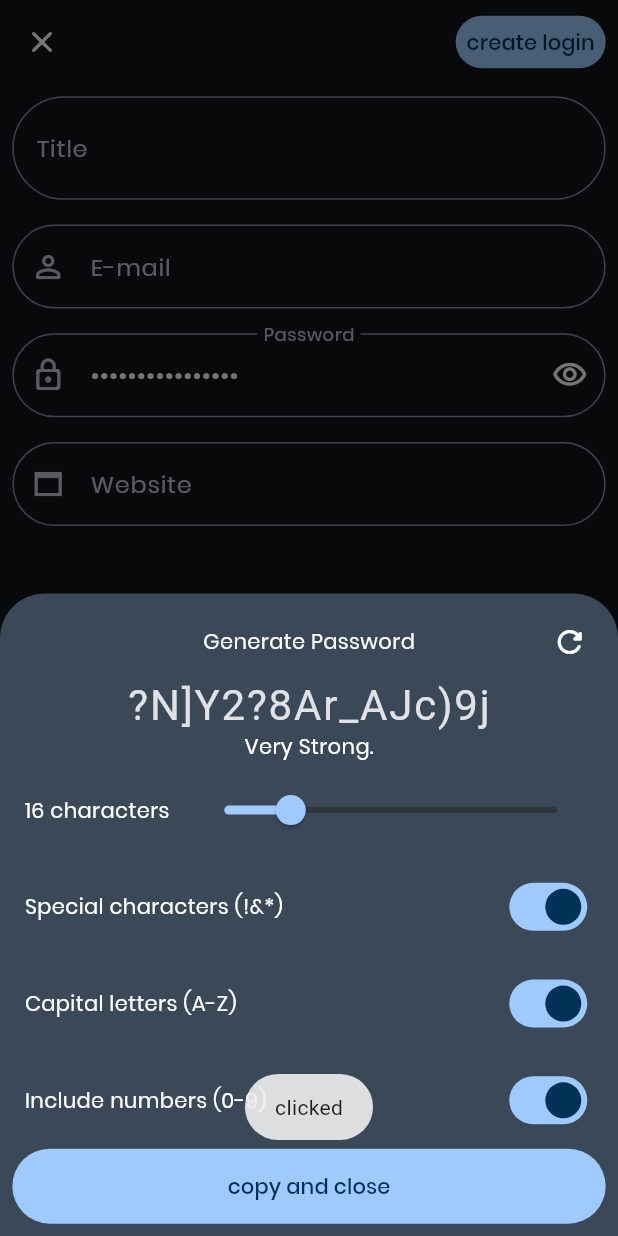
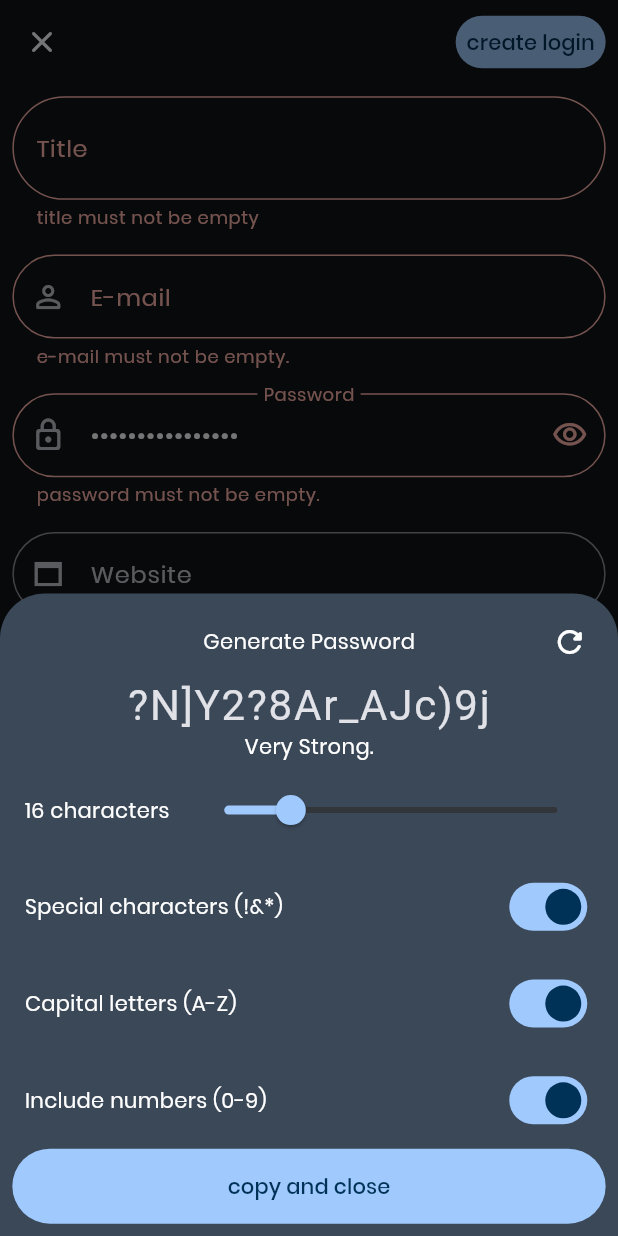
Before and after one commit to pratikPSB/password_manager, a Flutter app: the GenerateCredentialsView screen opened by its route, after a tap on "create login", after a tap on "pick registered email", on a phone screen of 412 x 824 dp. Run offline on Flutter 3.47's test engine with Material 3 defaults, Android fonts, the phone set to English and light mode, and no system bars; drawn by our look-alikes of auto_size_text; our stand-ins replace flutter_native_splash, get, objectbox, shared_preferences, validators; accounts and stored records are empty; generated files the repository leaves out were written again.

Commit message:
inserting database into credentials.

```diff
--- a/lib/app/data/db/CredentialsModel.dart
+++ b/lib/app/data/db/CredentialsModel.dart
@@ -45,6 +45,10 @@ class CredentialsModel {
   String? cvvCode;
   @JsonKey(name: "cardPin")
   String? cardPin;
+  @JsonKey(name: "createdAt")
+  DateTime? createdAt;
+  @JsonKey(name: "updatedAt")
+  DateTime? updatedAt;
 
   CredentialsModel({
     this.vaultId,
@@ -59,6 +63,8 @@ class CredentialsModel {
     this.expiryDate,
     this.cvvCode,
     this.cardPin,
+    this.createdAt,
+    this.updatedAt,
   });
 
   CredentialsModel copyWith({
@@ -74,6 +80,8 @@ class CredentialsModel {
     String? expiryDate,
     String? cvvCode,
     String? cardPin,
+    DateTime? createdAt,
+    DateTime? updatedAt,
   }) =>
       CredentialsModel(
         vaultId: vaultId ?? this.vaultId,
@@ -88,6 +96,8 @@ class CredentialsModel {
         expiryDate: expiryDate ?? this.expiryDate,
         cvvCode: cvvCode ?? this.cvvCode,
         cardPin: cardPin ?? this.cardPin,
+        createdAt: createdAt ?? this.createdAt,
+        updatedAt: updatedAt ?? this.updatedAt,
       );
 
   factory CredentialsModel.fromJson(Map<String, dynamic> json) => _$CredentialsModelFromJson(json);
--- a/lib/app/data/utils/constants.dart
+++ b/lib/app/data/utils/constants.dart
@@ -13,6 +13,7 @@ const String prefKeyTheme = "pref_theme";
 const String prefKeyLocale = "pref_locale";
 const String prefKeyUser = "pref_user";
 const String prefHapticFeedbackEnabled = "pref_haptic_feedback_enabled";
+const String prefSelectedVaultId = "pref_selected_vault_id";
 
 enableHapticFeedback({bool isEnabled = true}) {
   prefs().setBoolean(prefHapticFeedbackEnabled, isEnabled);
--- a/lib/app/modules/home/generate_credentials/generate_credentials_controller.dart
+++ b/lib/app/modules/home/generate_credentials/generate_credentials_controller.dart
@@ -1,13 +1,30 @@
+import 'dart:async';
+
 import 'package:flutter/cupertino.dart';
 import 'package:get/get.dart';
+import 'package:password_manager/app/data/db/CredentialsModel.dart';
+import 'package:password_manager/app/data/utils/constants.dart';
 import 'package:password_manager/app/modules/home/generate_password_bottom_sheet/generate_password_bottom_sheet_controller.dart';
+import 'package:password_manager/main.dart';
+
+import '../../../data/utils/extensions.dart';
 
 class GenerateCredentialsController extends GetxController {
+  final formKey = GlobalKey<FormState>();
+
   final TextEditingController titleController = TextEditingController();
   final TextEditingController emailController = TextEditingController();
   final TextEditingController pwdController = TextEditingController();
   final TextEditingController websiteController = TextEditingController();
   final TextEditingController noteController = TextEditingController();
+
+  final FocusNode titleNode = FocusNode();
+  final FocusNode emailNode = FocusNode();
+  final FocusNode passwordNode = FocusNode();
+  final FocusNode websiteNode = FocusNode();
+  final FocusNode notesNode = FocusNode();
+
+  late StreamSubscription<String> stream;
 
   final RxBool isHidePassword = true.obs;
   final RxBool isShowButtons = true.obs;
@@ -27,6 +44,11 @@ class GenerateCredentialsController extends GetxController {
   @override
   void onInit() {
     super.onInit();
+    initTextControllers();
+    addFocusNodeListeners();
+  }
+
+  initTextControllers() {
     titleController.addListener(() {
       title.value = titleController.text;
     });
@@ -47,7 +69,7 @@ class GenerateCredentialsController extends GetxController {
       note.value = noteController.text;
     });
 
-    Get.find<GeneratePasswordBottomSheetController>().password.listen((password) {
+    stream = Get.find<GeneratePasswordBottomSheetController>().password.listen((password) {
       pwdController.text = password;
     });
   }
@@ -55,10 +77,67 @@ class GenerateCredentialsController extends GetxController {
   @override
   void onClose() {
     super.onClose();
+    stream.cancel();
     titleController.dispose();
     emailController.dispose();
     pwdController.dispose();
     websiteController.dispose();
     noteController.dispose();
   }
+
+  insertCredentialsToDB() async {
+    performHapticFeedback();
+    if(formKey.currentState!.validate()) {
+      await Future.delayed(const Duration(milliseconds: 1000), () => 42);
+      int id = await prefs().getInt(prefSelectedVaultId);
+      objectBox.addCredential(CredentialsModel(
+        vaultId: id.toString(),
+        name: titleController.text,
+        email: emailController.text,
+        password: pwdController.text,
+        websites: [websiteController.text],
+        notes: noteController.text,
+        createdAt: DateTime.now(),
+        updatedAt: DateTime.now(),
+      ));
+    }
+  }
+
+  addFocusNodeListeners() {
+    titleNode.addListener(() {
+      if (titleNode.hasFocus) {
+        isShowButtons.value = false;
+      }
+    });
+    titleNode.requestFocus(emailNode);
+
+    emailNode.addListener(() {
+      if (emailNode.hasFocus) {
+        isShowButtons.value = true;
+        showWhichButton.value = "EMAIL";
+      }
+    });
+    emailNode.requestFocus(passwordNode);
+
+    passwordNode.addListener(() {
+      if (passwordNode.hasFocus) {
+        isShowButtons.value = true;
+        showWhichButton.value = "PASSWORD";
+      }
+    });
+    passwordNode.requestFocus(websiteNode);
+
+    websiteNode.addListener(() {
+      if (websiteNode.hasFocus) {
+        isShowButtons.value = false;
+      }
+    });
+    websiteNode.requestFocus(notesNode);
+
+    notesNode.addListener(() {
+      if (notesNode.hasFocus) {
+        isShowButtons.value = false;
+      }
+    });
+  }
 }
--- a/lib/app/modules/home/generate_credentials/generate_credentials_view.dart
+++ b/lib/app/modules/home/generate_credentials/generate_credentials_view.dart
@@ -1,5 +1,4 @@
 import 'package:flutter/material.dart';
-import 'package:fluttertoast/fluttertoast.dart';
 import 'package:get/get.dart';
 import 'package:password_manager/app/data/utils/widgets.dart';
 import 'package:password_manager/app/modules/home/generate_password_bottom_sheet/generate_password_bottom_sheet_view.dart';
@@ -13,9 +12,7 @@ import '../../../data/utils/extensions.dart';
 import 'generate_credentials_controller.dart';
 
 class GenerateCredentialsView extends GetView<GenerateCredentialsController> {
-  GenerateCredentialsView({super.key});
-
-  final _formKey = GlobalKey<FormState>();
+  const GenerateCredentialsView({super.key});
 
   @override
   Widget build(BuildContext context) {
@@ -39,13 +36,7 @@ class GenerateCredentialsView extends GetView<GenerateCredentialsController> {
             height: 35,
             contentGap: 6.0,
             progressStrokeWidth: 2.0,
-            onButtonPressed: () async {
-              performHapticFeedback();
-              await Future.delayed(const Duration(milliseconds: 1000), () => 42);
-              return () {
-                Fluttertoast.showToast(msg: "clicked", toastLength: Toast.LENGTH_SHORT);
-              };
-            },
+            onButtonPressed: controller.insertCredentialsToDB,
           ),
           SizedBox(
             width: SizeConfig.safeBlockHorizontal * 2,
@@ -53,6 +44,7 @@ class GenerateCredentialsView extends GetView<GenerateCredentialsController> {
         ],
       ),
       body: Column(
+        mainAxisAlignment: MainAxisAlignment.spaceBetween,
         children: [
           CustomScrollView(
             shrinkWrap: true,
@@ -61,14 +53,10 @@ class GenerateCredentialsView extends GetView<GenerateCredentialsController> {
                 child: Padding(
                   padding: EdgeInsets.all(SizeConfig.safeBlockHorizontal * 2),
                   child: Form(
-                    key: _formKey,
+                    key: controller.formKey,
                     child: Column(children: [
-                      FocusScope(
-                        child: Focus(
-                          onFocusChange: (value) {
-                            if (value) controller.isShowButtons.value = false;
-                          },
-                          child: TextFormField(
+                      TextFormField(
+                        focusNode: controller.titleNode,
                         keyboardType: TextInputType.text,
                         textInputAction: TextInputAction.next,
                         decoration:
@@ -84,28 +72,17 @@ class GenerateCredentialsView extends GetView<GenerateCredentialsController> {
                         ),
                         validator: (text) {
                           if (text!.isEmpty) {
-                                return string_util.name_empty_error.tr;
-                              } else if (!validator.isLength(text, 5)) {
-                                return string_util.name_validation_error.tr;
+                            return "title must not be empty";
                           }
                           return null;
                         },
                         controller: controller.titleController,
                       ),
-                        ),
-                      ),
                       SizedBox(
                         height: SizeConfig.safeBlockVertical * 2,
                       ),
-                      FocusScope(
-                        child: Focus(
-                          onFocusChange: (value) {
-                            if (value) {
-                              controller.isShowButtons.value = true;
-                              controller.showWhichButton.value = "EMAIL";
-                            }
-                          },
-                          child: TextFormField(
+                      TextFormField(
+                        focusNode: controller.emailNode,
                         keyboardType: TextInputType.emailAddress,
                         textInputAction: TextInputAction.next,
                         decoration: getCommonInputDecoration(string_util.email.tr)
@@ -120,33 +97,22 @@ class GenerateCredentialsView extends GetView<GenerateCredentialsController> {
                         },
                         controller: controller.emailController,
                       ),
-                        ),
-                      ),
                       SizedBox(
                         height: SizeConfig.safeBlockVertical * 2,
                       ),
-                      Obx(() => FocusScope(
-                            child: Focus(
-                              onFocusChange: (value) {
-                                if (value) {
-                                  controller.isShowButtons.value = true;
-                                  controller.showWhichButton.value = "PASSWORD";
-                                }
-                              },
-                              child: TextFormField(
+                      Obx(() => TextFormField(
+                            focusNode: controller.passwordNode,
                             obscureText: controller.isHidePassword.value,
                             keyboardType: TextInputType.visiblePassword,
                             textInputAction: TextInputAction.next,
-                                decoration:
-                                    getCommonInputDecoration(string_util.password.tr).copyWith(
+                            decoration: getCommonInputDecoration(string_util.password.tr).copyWith(
                               prefixIcon: const Icon(Icons.lock_outline_rounded),
                               errorMaxLines: 2,
-                                  suffixIcon: IconButton(
-                                    onPressed: () {
-                                      controller
-                                          .updateIsHidePassword(!controller.isHidePassword.value);
+                              suffixIcon: GestureDetector(
+                                onTap: () {
+                                  controller.updateIsHidePassword(!controller.isHidePassword.value);
                                 },
-                                    icon: Icon(
+                                child: Icon(
                                   controller.isHidePassword.value
                                       ? Icons.visibility_outlined
                                       : Icons.visibility_off_outlined,
@@ -162,31 +128,30 @@ class GenerateCredentialsView extends GetView<GenerateCredentialsController> {
                               return null;
                             },
                             controller: controller.pwdController,
-                              ),
-                            ),
                           )),
                       SizedBox(
                         height: SizeConfig.safeBlockVertical * 2,
                       ),
-                      FocusScope(
-                        child: Focus(
-                          onFocusChange: (value) {
-                            if (value) controller.isShowButtons.value = false;
-                          },
-                          child: TextFormField(
+                      TextFormField(
+                        focusNode: controller.websiteNode,
                         keyboardType: TextInputType.url,
-                            textInputAction: TextInputAction.done,
-                            decoration: getCommonInputDecoration("Website", hintText: "https://")
-                                .copyWith(prefixIcon: const Icon(Icons.web_asset_sharp)),
-                            validator: (text) {
-                              if (text!.isEmpty) {
-                                return string_util.dob_empty_error.tr;
-                              }
-                              return null;
-                            },
+                        textInputAction: TextInputAction.next,
+                        decoration: getCommonInputDecoration("Website").copyWith(
+                            hintText: "",
+                            prefixIcon: const Icon(Icons.web_asset_sharp),
+                            prefixText: "https://"),
                         controller: controller.websiteController,
                       ),
+                      SizedBox(
+                        height: SizeConfig.safeBlockVertical * 2,
                       ),
+                      TextFormField(
+                        focusNode: controller.notesNode,
+                        keyboardType: TextInputType.text,
+                        textInputAction: TextInputAction.done,
+                        decoration: getCommonInputDecoration("Note")
+                            .copyWith(prefixIcon: const Icon(Icons.sticky_note_2_rounded)),
+                        controller: controller.noteController,
                       ),
                       SizedBox(
                         height: SizeConfig.safeBlockVertical * 2,
@@ -197,7 +162,7 @@ class GenerateCredentialsView extends GetView<GenerateCredentialsController> {
               )
             ],
           ),
-          const Spacer(),
+          const Spacer(flex: 2,),
           Obx(() {
             if (controller.isShowButtons.value) {
               if (controller.showWhichButton.value == "EMAIL") {
--- a/lib/app/modules/loginModule/login/login_view.dart
+++ b/lib/app/modules/loginModule/login/login_view.dart
@@ -66,13 +66,13 @@ class LoginView extends GetView<LoginController> {
                               textInputAction: TextInputAction.done,
                               decoration: getCommonInputDecoration(password.tr).copyWith(
                                   errorMaxLines: 2,
-                                  suffixIcon: IconButton(
-                                      onPressed: () {
+                                  suffixIcon: GestureDetector(
+                                      onTap: () {
                                         controller.isHidePassword.value =
                                             !controller.isHidePassword.value;
                                         controller.update();
                                       },
-                                      icon: Icon(
+                                      child: Icon(
                                         controller.isHidePassword.value
                                             ? Icons.visibility_outlined
                                             : Icons.visibility_off_outlined,
--- a/lib/app/modules/splash/splash_view.dart
+++ b/lib/app/modules/splash/splash_view.dart
@@ -6,7 +6,7 @@ import 'package:password_manager/app/data/utils/constants.dart';
 import 'splash_controller.dart';
 
 class SplashView extends GetView<SplashController> {
-  const SplashView({Key? key}) : super(key: key);
+  const SplashView({super.key});
 
   @override
   Widget build(BuildContext context) {
--- a/lib/app/routes/app_pages.dart
+++ b/lib/app/routes/app_pages.dart
@@ -36,7 +36,7 @@ class AppPages {
         ),
         GetPage(
           name: _Paths.GENERATE_CREDENTIALS,
-          page: () => GenerateCredentialsView(),
+          page: () => const GenerateCredentialsView(),
           binding: GenerateCredentialsBinding(),
           transition: Transition.downToUp,
         ),
--- a/pubspec.yaml
+++ b/pubspec.yaml
@@ -63,9 +63,6 @@ objectbox:
   # Writes objectbox-model.json and objectbox.g.dart to lib/custom (and test/custom).
   output_dir: generated/objectBox
 
-flutter_json:
-  generated_path: generated/json/
-
 flutter_native_splash:
   color: "#ffffff"
   image: "assets/images/pm_logo.png"
```
Also changed, not shown: lib/app/data/db/VaultModel.dart (+10 -0 lines), lib/app/data/services/localDB/ObjectBox.dart (+17 -16 lines), lib/app/modules/loginModule/login/login_controller.dart (+11 -0 lines), lib/app/modules/loginModule/register/register_controller.dart (+12 -0 lines), lib/app/data/db/CredentialsModel.g.dart, lib/app/data/db/VaultModel.g.dart, lib/generated/objectBox/objectbox-model.json, lib/generated/objectBox/objectbox.g.dart. Lines whose indentation alone changed are shown as unchanged.
